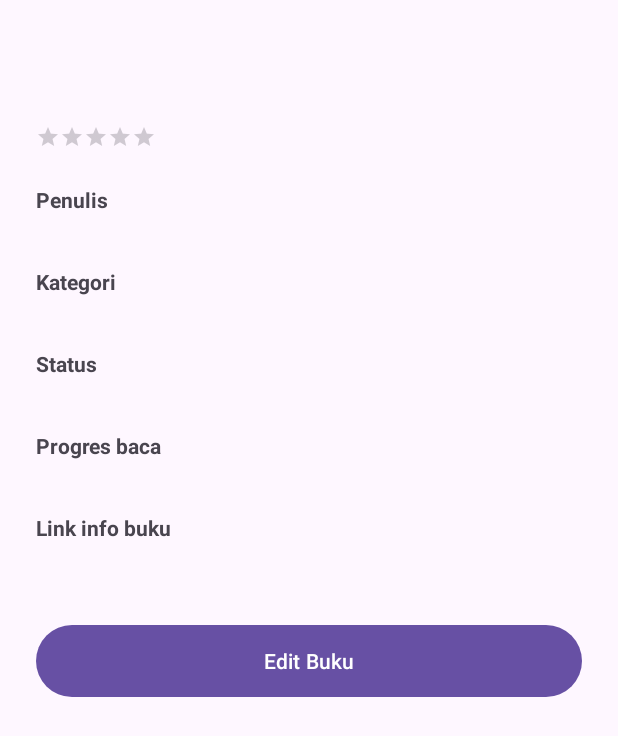
After one commit to naghiya/koleksi-bacaan, an Android app: the BookDetailActivity screen opened directly, with no data from a screen before it, on a phone screen of 412 x 824 dp. The commit adds this screen. Shown: the top 736 px of the screen. Run offline under Robolectric (Android 15) with nearby library versions, the phone set to English and light mode, and no system bars; our stand-ins replace Firebase (no records; nobody signed in at launch, a user with empty details on screens opened directly); 1 statement that could not run was skipped.

Commit message:
Tambah fitur edit buku

```diff
--- a/app/src/main/AndroidManifest.xml
+++ b/app/src/main/AndroidManifest.xml
@@ -35,6 +35,10 @@
             android:name=".BookFormActivity"
             android:exported="false"
             android:windowSoftInputMode="adjustResize" />
+        <activity
+            android:name=".BookDetailActivity"
+            android:exported="false"
+            android:windowSoftInputMode="adjustResize" />
     </application>
 
 </manifest>
--- /dev/null
+++ b/app/src/main/java/com/naghiya/koleksibacaan/BookDetailActivity.kt
@@ -0,0 +1,78 @@
+package com.naghiya.koleksibacaan
+
+import android.content.Intent
+import android.os.Bundle
+import android.widget.Toast
+import androidx.appcompat.app.AppCompatActivity
+import com.google.firebase.firestore.FirebaseFirestore
+import com.google.firebase.firestore.ListenerRegistration
+import com.naghiya.koleksibacaan.databinding.ActivityBookDetailBinding
+
+class BookDetailActivity : AppCompatActivity() {
+
+    private lateinit var binding: ActivityBookDetailBinding
+    private val db = FirebaseFirestore.getInstance()
+    private var listener: ListenerRegistration? = null
+    private var bookId: String = ""
+
+    override fun onCreate(savedInstanceState: Bundle?) {
+        super.onCreate(savedInstanceState)
+        binding = ActivityBookDetailBinding.inflate(layoutInflater)
+        setContentView(binding.root)
+
+        bookId = intent.getStringExtra(EXTRA_BOOK_ID).orEmpty()
+        if (bookId.isEmpty()) {
+            Toast.makeText(this, R.string.buku_tidak_ditemukan, Toast.LENGTH_SHORT).show()
+            finish()
+            return
+        }
+
+        binding.btnEdit.setOnClickListener {
+            val intent = Intent(this, BookFormActivity::class.java)
+            intent.putExtra(EXTRA_BOOK_ID, bookId)
+            startActivity(intent)
+        }
+    }
+
+    override fun onStart() {
+        super.onStart()
+        if (bookId.isEmpty()) return
+
+        listener = db.collection("books").document(bookId)
+            .addSnapshotListener { snapshot, error ->
+                if (error != null) {
+                    Toast.makeText(this, R.string.gagal_muat, Toast.LENGTH_LONG).show()
+                    return@addSnapshotListener
+                }
+                val buku = snapshot?.toObject(Buku::class.java)
+                if (buku == null) {
+                    // Buku sudah dihapus atau tidak ada
+                    finish()
+                    return@addSnapshotListener
+                }
+                tampilkan(buku)
+            }
+    }
+
+    override fun onStop() {
+        super.onStop()
+        listener?.remove()
+        listener = null
+    }
+
+    private fun tampilkan(buku: Buku) {
+        binding.tvJudul.text = buku.judul
+        binding.tvPenulis.text = buku.penulis
+        binding.tvKategori.text = buku.kategori
+        binding.tvStatus.text = buku.status
+        binding.ratingBar.rating = buku.rating
+        binding.tvProgres.text =
+            getString(R.string.progres_halaman, buku.halamanTerbaca, buku.jumlahHalaman)
+        binding.tvLinkInfo.text =
+            buku.linkInfo.ifEmpty { getString(R.string.link_kosong) }
+    }
+
+    companion object {
+        const val EXTRA_BOOK_ID = "extra_book_id"
+    }
+}
--- a/app/src/main/java/com/naghiya/koleksibacaan/BukuAdapter.kt
+++ b/app/src/main/java/com/naghiya/koleksibacaan/BukuAdapter.kt
@@ -7,7 +7,9 @@ import androidx.recyclerview.widget.ListAdapter
 import androidx.recyclerview.widget.RecyclerView
 import com.naghiya.koleksibacaan.databinding.ItemBukuBinding
 
-class BukuAdapter : ListAdapter<Buku, BukuAdapter.ViewHolder>(DIFF) {
+class BukuAdapter(
+    private val onItemClick: (Buku) -> Unit
+) : ListAdapter<Buku, BukuAdapter.ViewHolder>(DIFF) {
 
     class ViewHolder(val binding: ItemBukuBinding) : RecyclerView.ViewHolder(binding.root)
 
@@ -19,6 +21,7 @@ class BukuAdapter : ListAdapter<Buku, BukuAdapter.ViewHolder>(DIFF) {
     override fun onBindViewHolder(holder: ViewHolder, position: Int) {
         val buku = getItem(position)
         val context = holder.itemView.context
+        holder.itemView.setOnClickListener { onItemClick(buku) }
         with(holder.binding) {
             tvJudul.text = buku.judul
             tvPenulis.text = buku.penulis
--- a/app/src/main/java/com/naghiya/koleksibacaan/MainActivity.kt
+++ b/app/src/main/java/com/naghiya/koleksibacaan/MainActivity.kt
@@ -15,7 +15,11 @@ class MainActivity : AppCompatActivity() {
     private lateinit var binding: ActivityMainBinding
     private val auth = FirebaseAuth.getInstance()
     private val db = FirebaseFirestore.getInstance()
-    private val adapter = BukuAdapter()
+    private val adapter = BukuAdapter { buku ->
+        val intent = Intent(this, BookDetailActivity::class.java)
+        intent.putExtra(BookDetailActivity.EXTRA_BOOK_ID, buku.id)
+        startActivity(intent)
+    }
     private var listener: ListenerRegistration? = null
 
     override fun onCreate(savedInstanceState: Bundle?) {
--- /dev/null
+++ b/app/src/main/res/layout/activity_book_detail.xml
@@ -0,0 +1,101 @@
+<?xml version="1.0" encoding="utf-8"?>
+<ScrollView xmlns:android="http://schemas.android.com/apk/res/android"
+    xmlns:tools="http://schemas.android.com/tools"
+    android:id="@+id/main"
+    android:layout_width="match_parent"
+    android:layout_height="match_parent"
+    android:fillViewport="true"
+    tools:context=".BookDetailActivity">
+
+    <LinearLayout
+        android:layout_width="match_parent"
+        android:layout_height="wrap_content"
+        android:orientation="vertical"
+        android:padding="24dp">
+
+        <TextView
+            android:id="@+id/tvJudul"
+            android:layout_width="match_parent"
+            android:layout_height="wrap_content"
+            android:layout_marginTop="16dp"
+            android:textSize="26sp"
+            android:textStyle="bold" />
+
+        <RatingBar
+            android:id="@+id/ratingBar"
+            style="?android:attr/ratingBarStyleSmall"
+            android:layout_width="wrap_content"
+            android:layout_height="wrap_content"
+            android:layout_marginTop="8dp"
+            android:isIndicator="true"
+            android:numStars="5"
+            android:stepSize="0.5" />
+
+        <TextView
+            android:layout_width="wrap_content"
+            android:layout_height="wrap_content"
+            android:layout_marginTop="24dp"
+            android:text="@string/label_penulis"
+            android:textStyle="bold" />
+
+        <TextView
+            android:id="@+id/tvPenulis"
+            android:layout_width="match_parent"
+            android:layout_height="wrap_content" />
+
+        <TextView
+            android:layout_width="wrap_content"
+            android:layout_height="wrap_content"
+            android:layout_marginTop="16dp"
+            android:text="@string/label_kategori"
+            android:textStyle="bold" />
+
+        <TextView
+            android:id="@+id/tvKategori"
+            android:layout_width="match_parent"
+            android:layout_height="wrap_content" />
+
+        <TextView
+            android:layout_width="wrap_content"
+            android:layout_height="wrap_content"
+            android:layout_marginTop="16dp"
+            android:text="@string/label_status"
+            android:textStyle="bold" />
+
+        <TextView
+            android:id="@+id/tvStatus"
+            android:layout_width="match_parent"
+            android:layout_height="wrap_content" />
+
+        <TextView
+            android:layout_width="wrap_content"
+            android:layout_height="wrap_content"
+            android:layout_marginTop="16dp"
+            android:text="@string/label_progres"
+            android:textStyle="bold" />
+
+        <TextView
+            android:id="@+id/tvProgres"
+            android:layout_width="match_parent"
+            android:layout_height="wrap_content" />
+
+        <TextView
+            android:layout_width="wrap_content"
+            android:layout_height="wrap_content"
+            android:layout_marginTop="16dp"
+            android:text="@string/label_link_info"
+            android:textStyle="bold" />
+
+        <TextView
+            android:id="@+id/tvLinkInfo"
+            android:layout_width="match_parent"
+            android:layout_height="wrap_content" />
+        <Button
+            android:id="@+id/btnEdit"
+            android:layout_width="match_parent"
+            android:layout_height="56dp"
+            android:layout_marginTop="32dp"
+            android:text="@string/btn_edit" />
+
+    </LinearLayout>
+</ScrollView>
--- a/app/src/main/res/values/strings.xml
+++ b/app/src/main/res/values/strings.xml
@@ -59,4 +59,15 @@
     <string name="progres_halaman">%1$d / %2$d halaman</string>
     <string name="rating_format">★ %1$.1f</string>
     <string name="desc_tambah_buku">Tambah buku</string>
+    <string name="label_penulis">Penulis</string>
+    <string name="label_kategori">Kategori</string>
+    <string name="label_progres">Progres baca</string>
+    <string name="label_status">Status</string>
+    <string name="label_link_info">Link info buku</string>
+    <string name="link_kosong">Tidak ada link</string>
+    <string name="buku_tidak_ditemukan">Buku tidak ditemukan</string>
+    <string name="btn_edit">Edit Buku</string>
+    <string name="btn_simpan_perubahan">Simpan Perubahan</string>
+    <string name="buku_diperbarui">Buku berhasil diperbarui</string>
+    <string name="buku_gagal_perbarui">Gagal memperbarui buku, coba lagi</string>
 </resources>
```
Also changed, not shown: app/src/main/java/com/naghiya/koleksibacaan/BookFormActivity.kt (+49 -5 lines).
